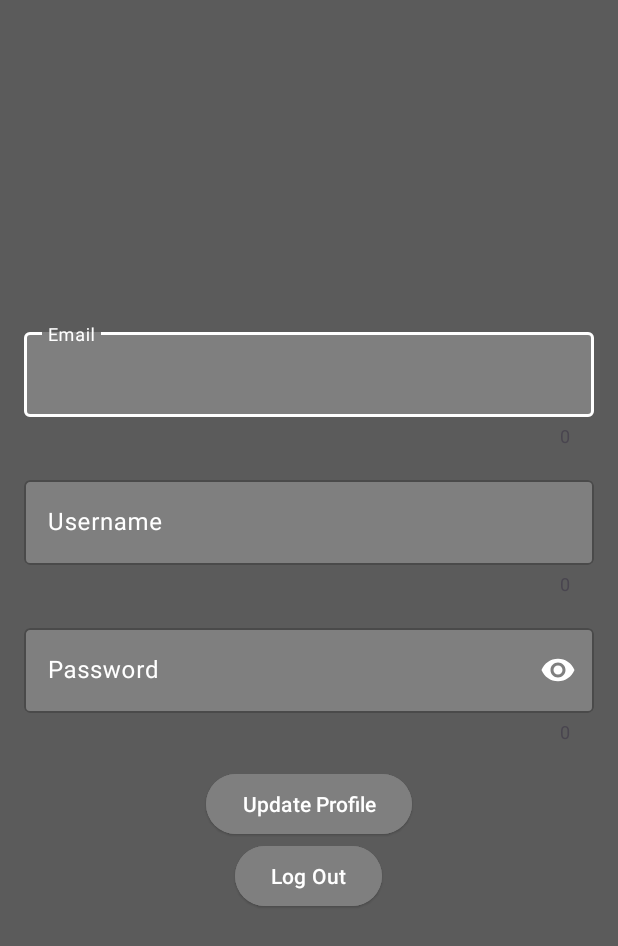
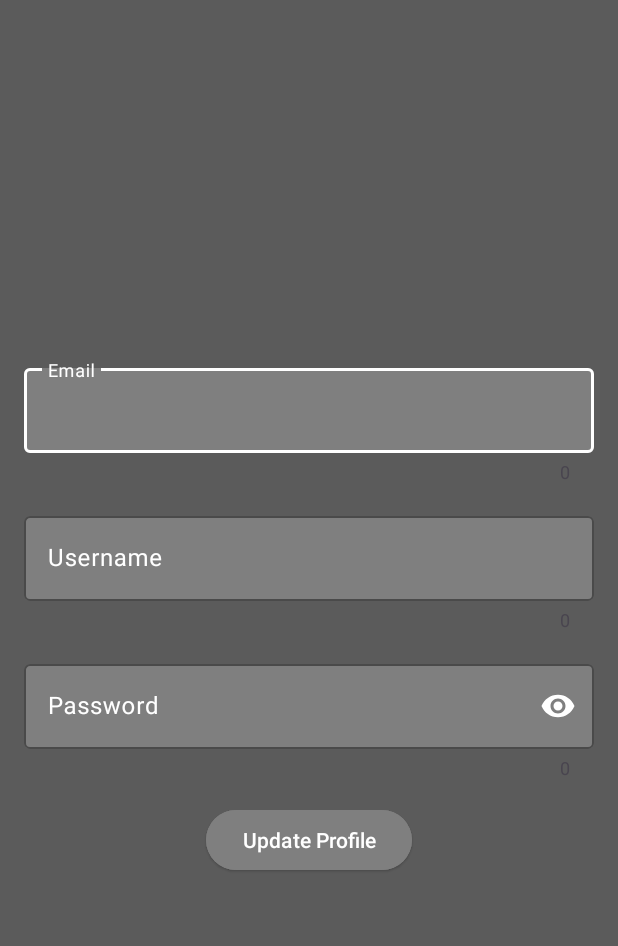
Before and after one commit to ACHRAF-YOUSSEF/MangaTN, an Android app: the UpdateProfileActivity screen opened directly, with no data from a screen before it, on a phone screen of 412 x 824 dp. Shown: the top 946 px of the screen. Run offline under Robolectric (Android 15) with nearby library versions, the phone set to English and light mode, and no system bars; 1 statement that could not run was skipped.

Commit message:
update: added logout to the popup menu

```diff
--- a/app/src/main/java/com/example/mangatn/activities/UpdateProfileActivity.java
+++ b/app/src/main/java/com/example/mangatn/activities/UpdateProfileActivity.java
@@ -25,7 +25,6 @@ public class UpdateProfileActivity extends AppCompatActivity implements OnSignIn
     private TextInputEditText passwordEditText;
     private TextInputEditText emailEditText;
     private Button updateButton;
-    private Button logoutButton;
     private UserModel userModel;
 
     @Override
@@ -37,18 +36,8 @@ public class UpdateProfileActivity extends AppCompatActivity implements OnSignIn
         usernameEditText = findViewById(R.id.usernameEditText);
         passwordEditText = findViewById(R.id.passwordEditText);
         updateButton = findViewById(R.id.updateButton);
-        logoutButton = findViewById(R.id.logoutButton);
 
         getCurrentUserDetails();
-
-        logoutButton.setOnClickListener(v -> {
-            logout();
-
-            Intent intent = new Intent(this, MainActivity.class);
-            startActivity(intent);
-
-            finish();
-        });
     }
 
     private void getCurrentUserDetails() {
--- /dev/null
+++ b/app/src/main/res/drawable/outline_logout_24.xml
@@ -0,0 +1,5 @@
+<vector android:autoMirrored="true" android:height="24dp"
+    android:tint="#ffffff" android:viewportHeight="24"
+    android:viewportWidth="24" android:width="24dp" xmlns:android="http://schemas.android.com/apk/res/android">
+    <path android:fillColor="@android:color/white" android:pathData="M17,8l-1.41,1.41L17.17,11H9v2h8.17l-1.58,1.58L17,16l4,-4L17,8zM5,5h7V3H5C3.9,3 3,3.9 3,5v14c0,1.1 0.9,2 2,2h7v-2H5V5z"/>
+</vector>
--- a/app/src/main/res/layout/activity_update_profile.xml
+++ b/app/src/main/res/layout/activity_update_profile.xml
@@ -86,13 +86,4 @@
         android:textColor="@color/white"
         android:backgroundTint="?colorSecondary"/>
 
-    <Button
-        style="@style/Widget.Material3.Button.ElevatedButton"
-        android:id="@+id/logoutButton"
-        android:layout_width="wrap_content"
-        android:layout_height="wrap_content"
-        android:text="@string/log_out"
-        android:textColor="@color/white"
-        android:backgroundTint="?colorSecondary"/>
-
 </LinearLayout>
--- a/app/src/main/res/layout/fragment_2.xml
+++ b/app/src/main/res/layout/fragment_2.xml
@@ -21,7 +21,6 @@
             android:id="@+id/refresh"
             android:layout_width="match_parent"
             android:layout_height="?attr/actionBarSize"
-            android:visibility="gone"
             app:layout_constraintTop_toTopOf="parent" >
 
             <include
@@ -34,8 +33,7 @@
             android:id="@+id/divider"
             app:dividerColor="?colorSecondary"
             android:layout_width="match_parent"
-            android:layout_height="wrap_content"
-            android:visibility="gone" />
+            android:layout_height="wrap_content" />
 
         <androidx.constraintlayout.widget.ConstraintLayout
             android:id="@+id/fragment2_data"
--- a/app/src/main/res/menu/popup_menu.xml
+++ b/app/src/main/res/menu/popup_menu.xml
@@ -10,5 +10,8 @@
         android:icon="@drawable/outline_password_24"
         android:id="@+id/action_reset_password"
         android:title="@string/reset_password" />
-
+    <item
+        android:icon="@drawable/outline_logout_24"
+        android:id="@+id/action_logout"
+        android:title="@string/log_out" />
 </menu>
```
Also changed, not shown: app/src/main/java/com/example/mangatn/fragments/Fragment2.java (+42 -10 lines).
